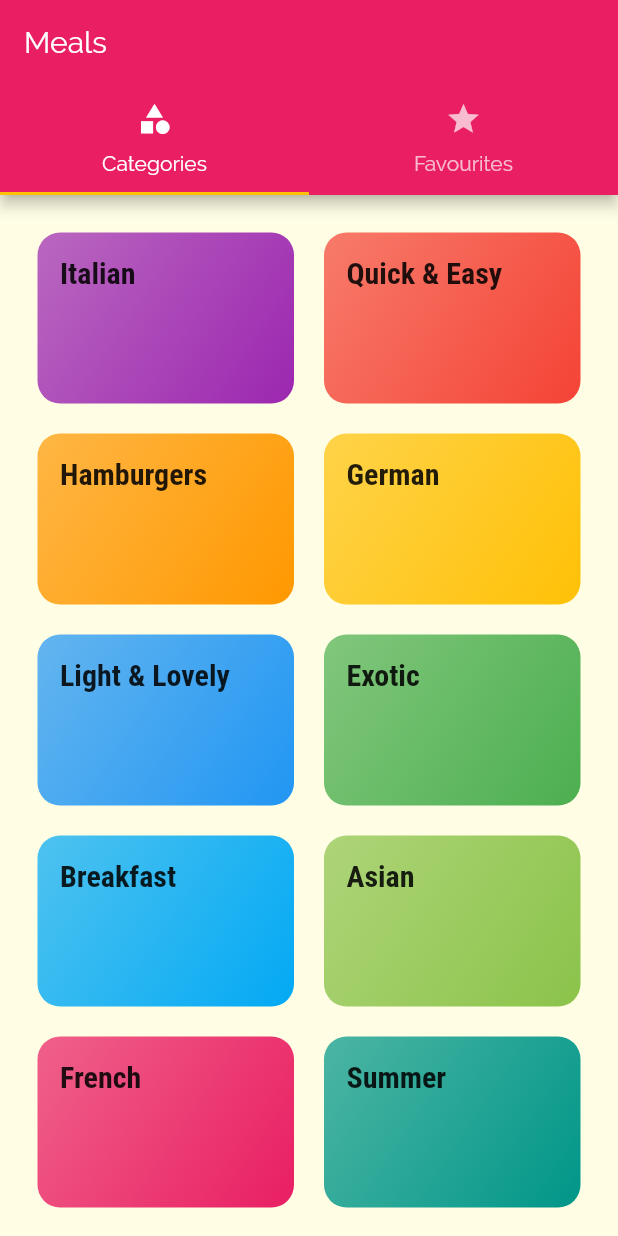
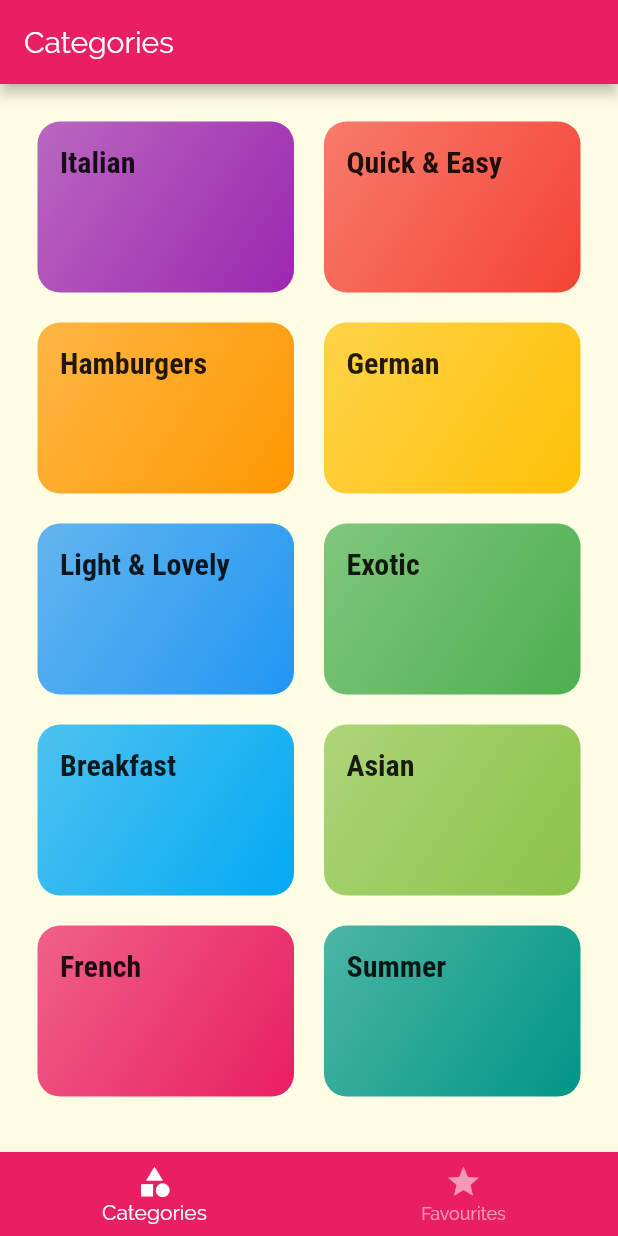
Before and after one commit to mkvmb6/FlutterProjects, a Flutter app: the screen it shows after launch, on a phone screen of 412 x 824 dp. Run offline on Flutter 3.47's test engine with Material 2 defaults, Android fonts, the phone set to English and light mode, and no system bars.

Commit message:
Added the tabs on bottom of the home screen with categories and favourites. AB#218

```diff
--- a/flutter_meals_app/lib/screens/tabs_screen.dart
+++ b/flutter_meals_app/lib/screens/tabs_screen.dart
@@ -8,32 +8,44 @@ class TabsScreen extends StatefulWidget {
 }
 
 class _TabsScreenState extends State<TabsScreen> {
+  var _selectedIndex = 0;
+  final List<Map<String, Object>> _pages = [
+    {'page': CategoriesScreen(), 'title': 'Categories'},
+    {'page': FavouritesScreen(), 'title': 'Your Favourites'}
+  ];
+
+  void _selectPage(int index) {
+    setState(() {
+      _selectedIndex = index;
+    });
+  }
+
   @override
   Widget build(BuildContext context) {
-    return DefaultTabController(
-      length: 2,
-      child: Scaffold(
-        appBar: AppBar(
-          title: Text('Meals'),
-          bottom: TabBar(
-            tabs: [
-              Tab(
-                icon: Icon(Icons.category),
-                text: 'Categories',
-              ),
-              Tab(
-                icon: Icon(Icons.star),
-                text: 'Favourites',
-              ),
-            ],
+    return Scaffold(
+      appBar: AppBar(
+        title: Text(_pages[_selectedIndex]['title']),
+      ),
+      body: _pages[_selectedIndex]['page'],
+      bottomNavigationBar: BottomNavigationBar(
+        onTap: _selectPage,
+        backgroundColor: Theme.of(context).primaryColor,
+        selectedItemColor: Colors.white,
+        unselectedItemColor: Colors.white54,
+        currentIndex: _selectedIndex,
+        //type: BottomNavigationBarType.shifting,
+        items: [
+          BottomNavigationBarItem(
+            icon: Icon(Icons.category),
+            title: Text('Categories'),
+            backgroundColor: Theme.of(context).primaryColor,
           ),
-        ),
-        body: TabBarView(
-          children: [
-            CategoriesScreen(),
-            FavouritesScreen(),
-          ],
-        ),
+          BottomNavigationBarItem(
+            icon: Icon(Icons.star),
+            title: Text('Favourites'),
+            backgroundColor: Theme.of(context).primaryColor,
+          ),
+        ],
       ),
     );
   }
```
